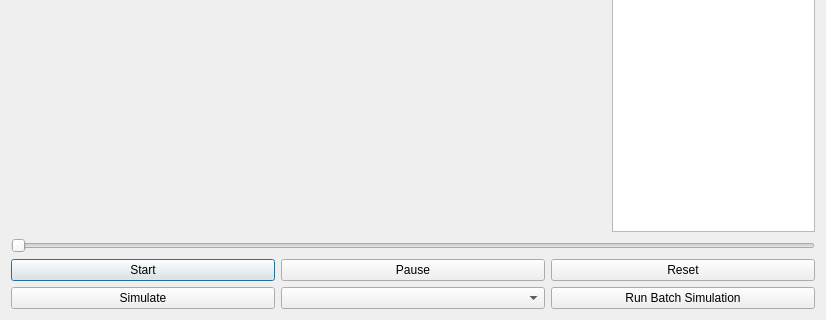
Before: the Qt Designer form dialog.ui in kektobiologist/motion-simulation, drawn with Qt 5; both pictures show x 0 to 826 and y 215 to 535 of the 826 by 535 pixel window.
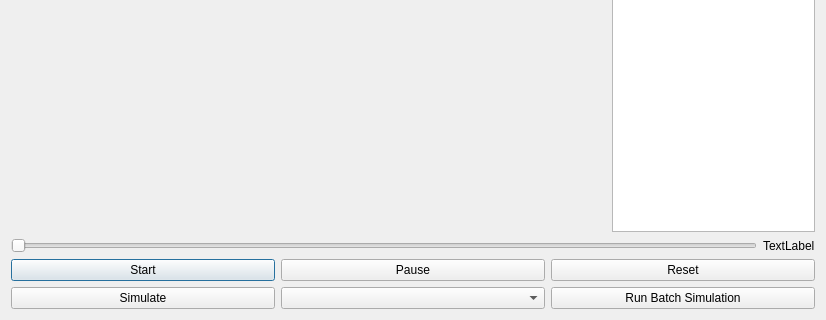
After: the same form once the commit is applied. Custom widgets are drawn as their Qt base class.

```diff
--- a/dialog.ui
+++ b/dialog.ui
@@ -42,6 +42,8 @@
     </layout>
    </item>
    <item>
+    <layout class="QHBoxLayout" name="horizontalLayout_2">
+     <item>
     <widget class="QSlider" name="horizontalSlider">
      <property name="orientation">
       <enum>Qt::Horizontal</enum>
@@ -49,6 +51,15 @@
     </widget>
    </item>
    <item>
+      <widget class="QLabel" name="sliderPosLabel">
+       <property name="text">
+        <string>TextLabel</string>
+       </property>
+      </widget>
+     </item>
+    </layout>
+   </item>
+   <item>
     <layout class="QGridLayout" name="gridLayout">
      <item row="0" column="1">
       <widget class="QPushButton" name="startButton">
```
Left out of the diff: 19 changed lines with no effect on the pictures. Lines whose indentation alone changed are shown as unchanged.
